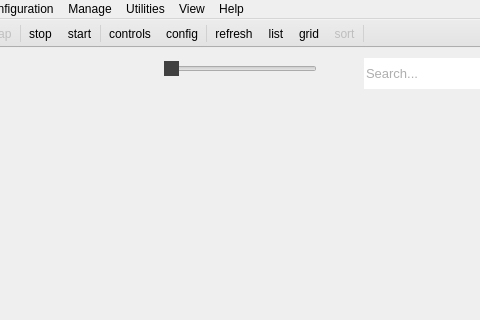
RPCS3/rpcs3, file rpcs3/rpcs3qt/main_window.ui: the form before one commit; both pictures show x 130 to 610 and y 0 to 320 of the 1058 by 580 pixel window.
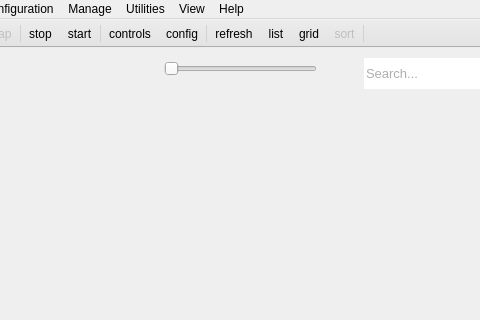
The form after the commit. Icons and pictures are not drawn.

Commit message: main_window: repaint tool icons

```diff
--- a/rpcs3/rpcs3qt/main_window.ui
+++ b/rpcs3/rpcs3qt/main_window.ui
@@ -128,12 +128,6 @@
        <property name="autoFillBackground">
         <bool>false</bool>
        </property>
-       <property name="styleSheet">
-        <string notr="true">QSlider::handle:horizontal {
-	background: #404040;
-}
-</string>
-       </property>
        <property name="orientation">
         <enum>Qt::Horizontal</enum>
        </property>
```
The commit also changes 2 other files.
